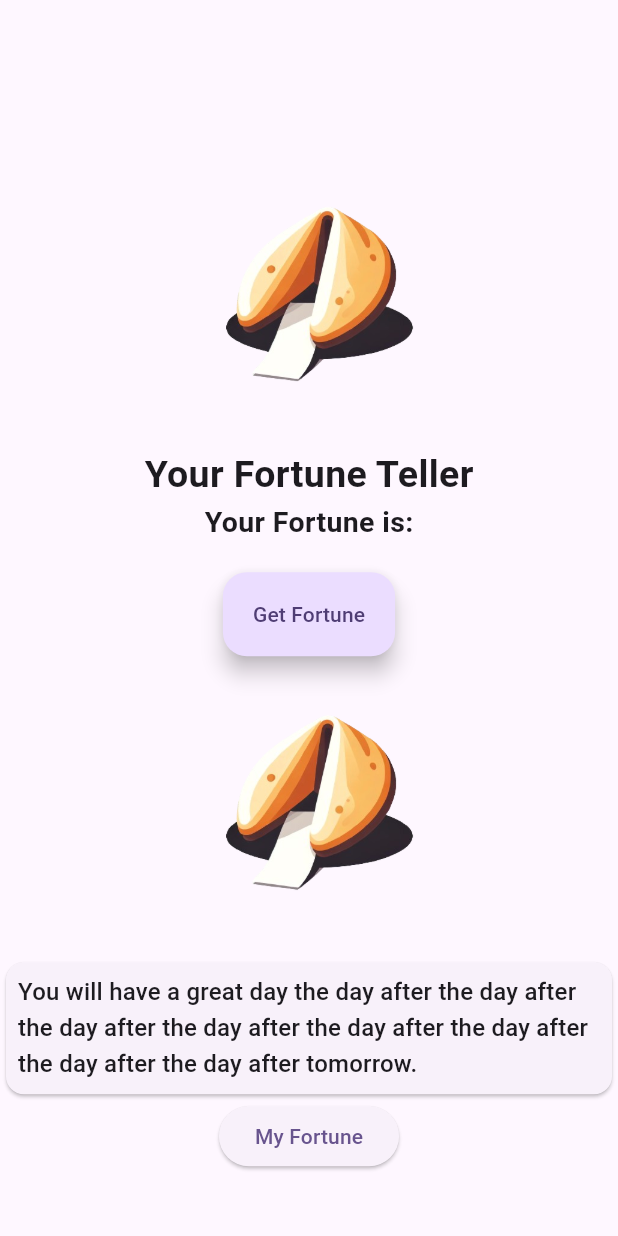
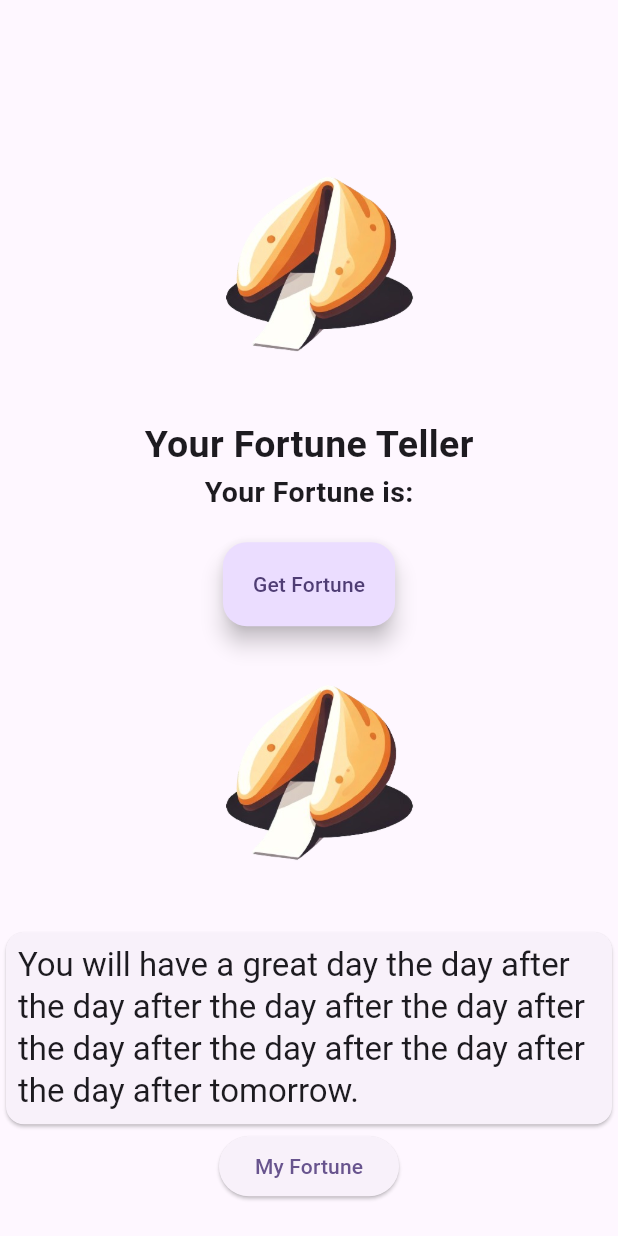
Before and after one commit to SHUBHANKARPOLYGON/fortune-cookie-app, a Flutter app: the screen it shows after launch, after a tap on "Get Fortune", on a phone screen of 412 x 824 dp. Run offline on Flutter 3.47's test engine with Material 3 defaults, Android fonts, the phone set to English and light mode, and no system bars.

Commit message:
large titles

```diff
--- a/lib/main.dart
+++ b/lib/main.dart
@@ -113,7 +113,7 @@ class _MyHomePageState extends State<MyHomePage> {
                 child: Text(
                   // Child Widget of Padding
                   '${_currentFortune}',
-                  style: Theme.of(context).textTheme.titleMedium,
+                  style: Theme.of(context).textTheme.titleLarge,
                 ),
               ),
             ),
```
